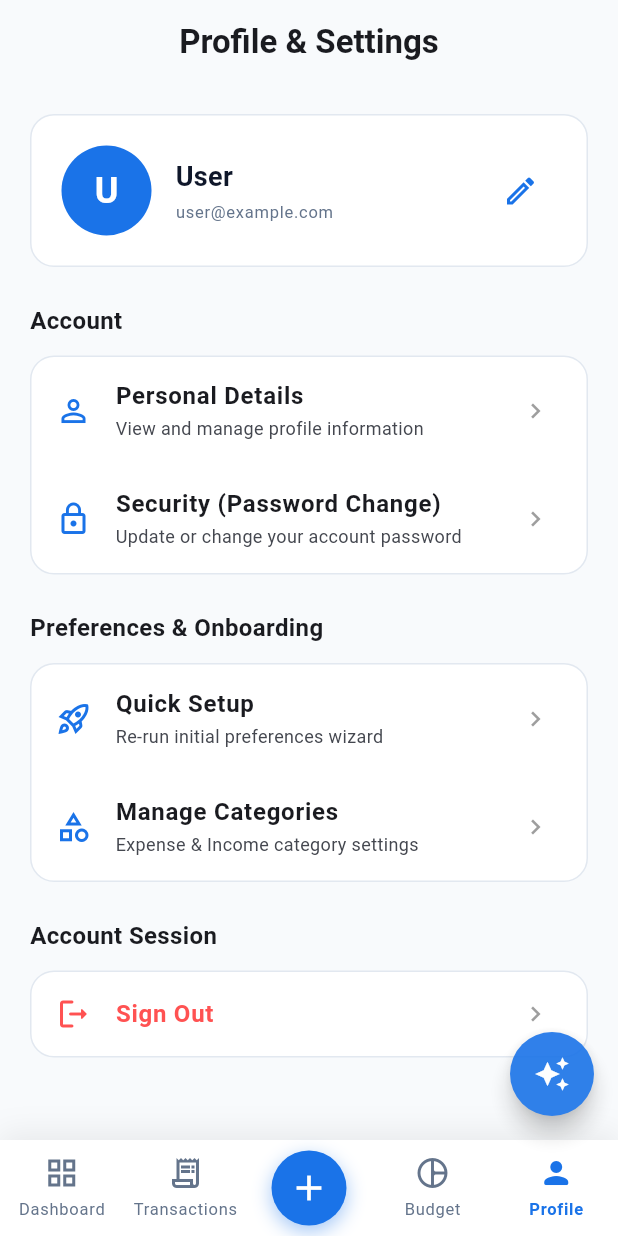
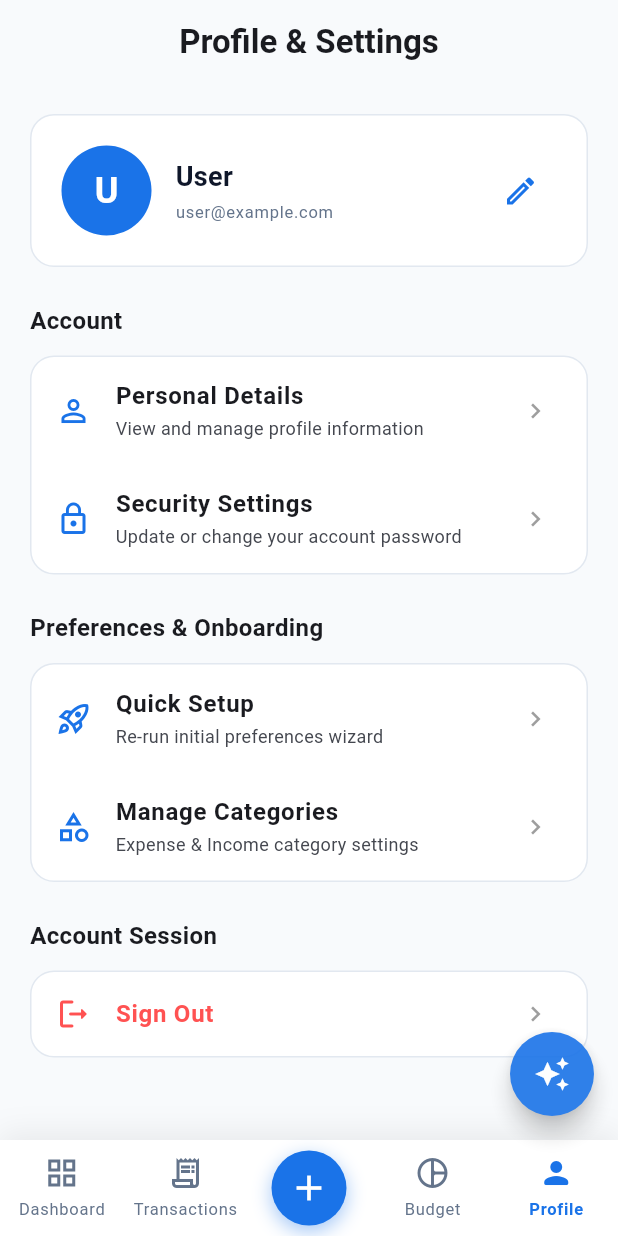
Before and after one commit to wenPen20/Mobile-App-Fintrack-G7, a Flutter app: the ProfileScreen screen opened by its route, on a phone screen of 412 x 824 dp. Run offline on Flutter 3.47's test engine with Material 3 defaults, Android fonts, the phone set to English and light mode, and no system bars; our stand-ins replace device_preview, fl_chart, flutter_riverpod, go_router; network calls fail.

Commit message:
style(profile): rename security tile title to Security Settings

```diff
--- a/fintrack-mobile/lib/features/profile/screens/profile_screen.dart
+++ b/fintrack-mobile/lib/features/profile/screens/profile_screen.dart
@@ -146,11 +146,11 @@ class ProfileScreen extends ConsumerWidget {
                 ),
                 _SettingsTile(
                   icon: Icons.lock_outline,
-                  title: 'Security (Password Change)',
+                  title: 'Security Settings',
                   subtitle: 'Update or change your account password',
                   onTap: () {
                     ScaffoldMessenger.of(context).showSnackBar(
-                      const SnackBar(content: Text('Security & Password Change screen coming soon')),
+                      const SnackBar(content: Text('Security Settings screen coming soon')),
                     );
                   },
                 ),
```
